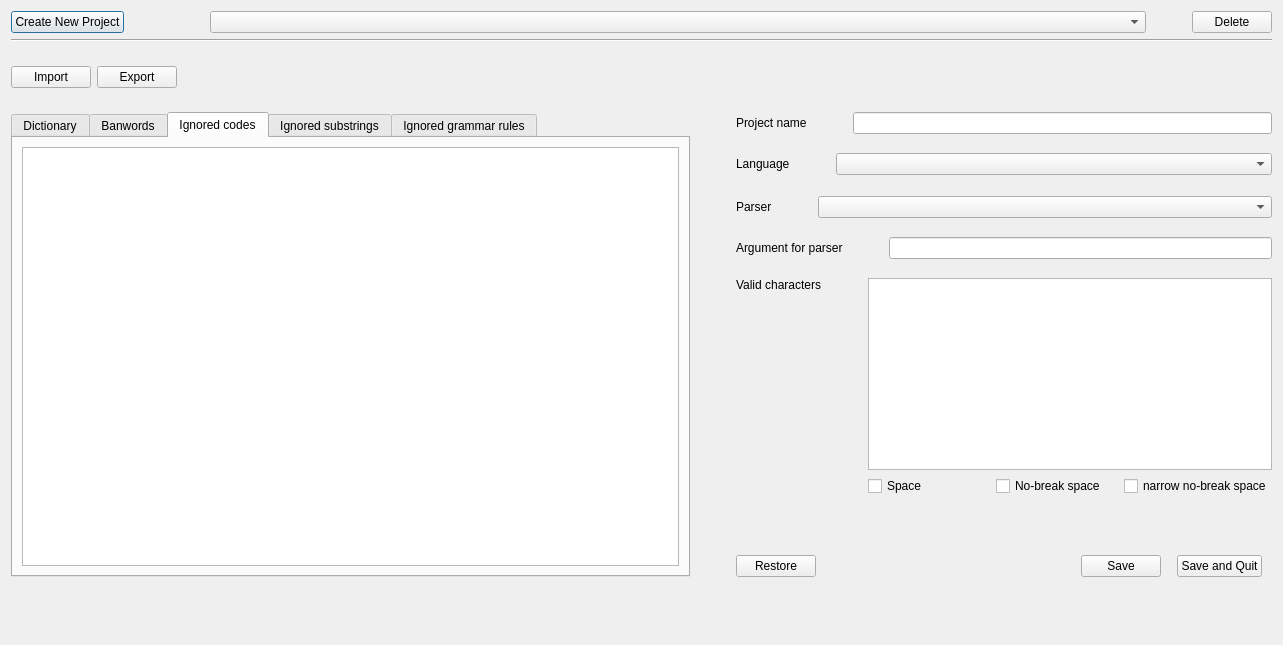
Above: checkfrench/ui/project_manager/project_manager.ui from Silous888/RawTextCheck before the change. Below: the same form after it.
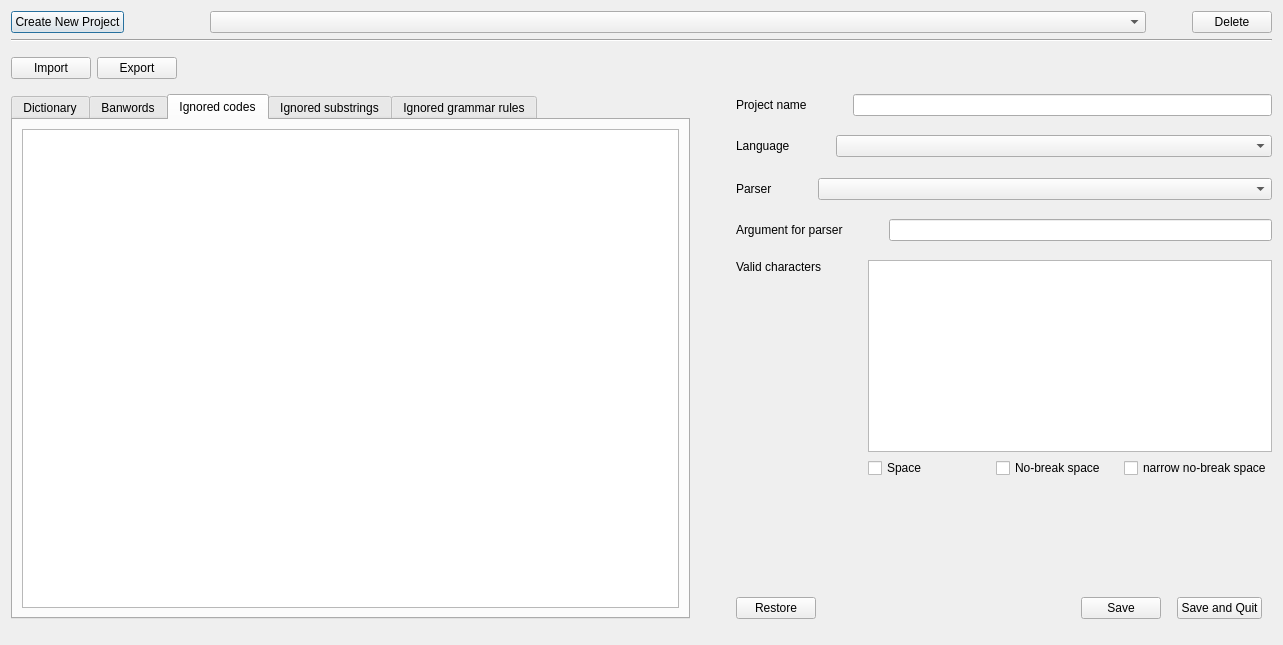
That is the form after the change. Custom widgets are drawn as their Qt base class.

Commit message: rework ui (delete menus)

```diff
--- a/checkfrench/ui/project_manager/project_manager.ui
+++ b/checkfrench/ui/project_manager/project_manager.ui
@@ -15,7 +15,7 @@
   </property>
   <layout class="QGridLayout" name="gridLayout_6">
    <item row="0" column="0">
-    <layout class="QVBoxLayout" name="verticalLayout">
+    <layout class="QVBoxLayout" name="verticalLayout" stretch="0,0,0,1,0">
      <item>
       <layout class="QHBoxLayout" name="horizontalLayout_project" stretch="0,0,0,5,0,0">
        <item>
```
The commit also changes 3 other files.
